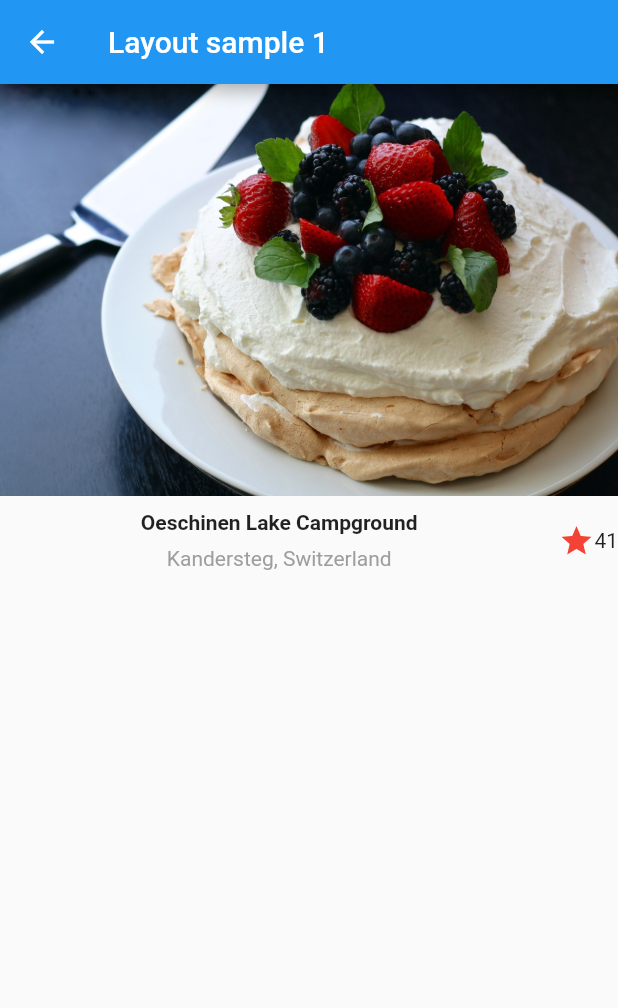
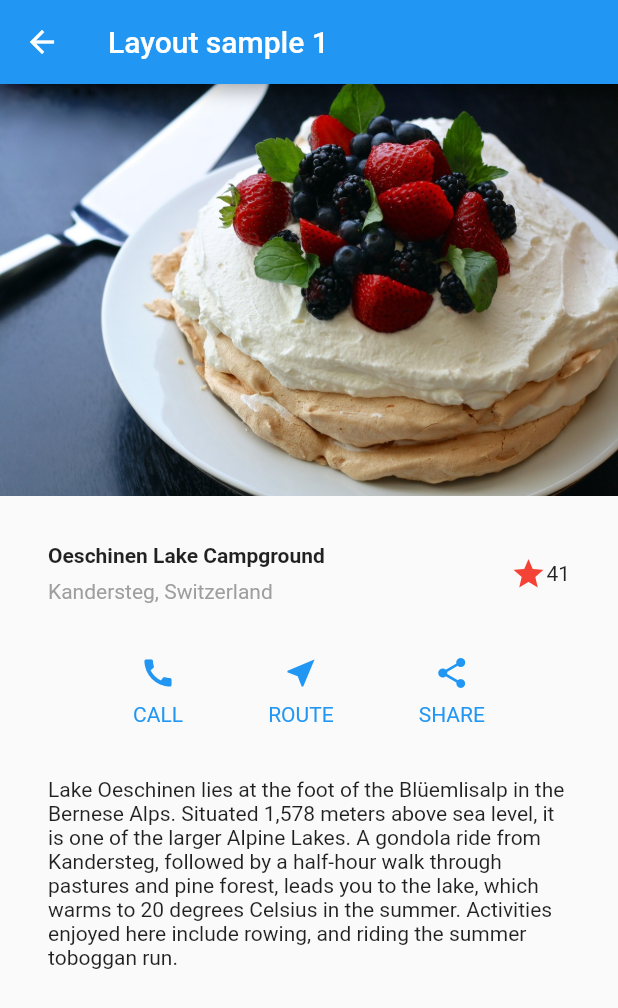
Before and after one commit to pananfly/dart_learn, a Flutter app: the LayoutSample1 screen opened directly, on a phone screen of 412 x 824 dp. Shown: the top 1008 px of the screen. Run offline on Flutter 3.47's test engine with Material 2 defaults, Android fonts, the light colour scheme and no system bars; our stand-ins replace fluttertoast, shared_preferences, webview_flutter; accounts and stored records are empty.

Commit message:
Update codes

```diff
--- a/lib/layout_build/Layout-Sample1.dart
+++ b/lib/layout_build/Layout-Sample1.dart
@@ -11,18 +11,18 @@ class LayoutSample1 extends StatelessWidget {
   Widget build(BuildContext context) {
 
     Widget _buildImage() {
-      return Container(
-        padding: EdgeInsets.only(bottom: 10),
-        child: Image.asset("assets/images/cake.jpg", fit: BoxFit.fill,),
-      );
+      return Image.asset("assets/images/cake.jpg", fit: BoxFit.cover,);
     }
 
     Widget _buildStar() {
-      return Row(
+      return Container(
+        padding: const EdgeInsets.all(32),
+        child: Row(
           children: [
             Expanded(
               child: Column(
-              mainAxisAlignment: MainAxisAlignment.start,
+                crossAxisAlignment: CrossAxisAlignment.start,
+                verticalDirection: VerticalDirection.down,
                 children: [
                   Container(
                     padding: EdgeInsets.only(bottom: 8),
@@ -43,8 +43,52 @@ class LayoutSample1 extends StatelessWidget {
             Icon(Icons.star, color: Colors.red,),
             Text('41')
           ],
+        ),
       );
     }
+
+    Widget _buildActionColumn(Color color, IconData icon, String label) =>
+        Column(
+          mainAxisSize: MainAxisSize.min,
+          mainAxisAlignment: MainAxisAlignment.center,
+          children: [
+            Icon(icon, color: color,),
+            Container(
+              padding: EdgeInsets.only(top: 8),
+              child: Text(
+                label,
+                style: TextStyle(
+                  color: color
+                ),
+              ),
+            )
+          ],
+        );
+
+    Widget _buildAction() => Container(
+      padding: EdgeInsets.fromLTRB(32, 2, 32, 2),
+      child: Row(
+        mainAxisAlignment: MainAxisAlignment.spaceEvenly,
+        children: [
+          _buildActionColumn(Colors.blue, Icons.call, "CALL"),
+          _buildActionColumn(Colors.blue, Icons.near_me, "ROUTE"),
+          _buildActionColumn(Colors.blue, Icons.share, "SHARE"),
+        ],
+      ),
+    );
+
+    Widget _descriptSection() => Container(
+      padding: const EdgeInsets.all(32),
+      child: Text(
+        'Lake Oeschinen lies at the foot of the Blüemlisalp in the Bernese '
+            'Alps. Situated 1,578 meters above sea level, it is one of the '
+            'larger Alpine Lakes. A gondola ride from Kandersteg, followed by a '
+            'half-hour walk through pastures and pine forest, leads you to the '
+            'lake, which warms to 20 degrees Celsius in the summer. Activities '
+            'enjoyed here include rowing, and riding the summer toboggan run.',
+        softWrap: true,
+      ),
+    );
 
     return Scaffold(
       appBar: AppBar(
@@ -55,6 +99,8 @@ class LayoutSample1 extends StatelessWidget {
           children: [
             _buildImage(),
             _buildStar(),
+            _buildAction(),
+            _descriptSection(),
           ],
         ),
       ),
```
Also changed, not shown: pubspec.lock. Lines whose indentation alone changed are shown as unchanged.
